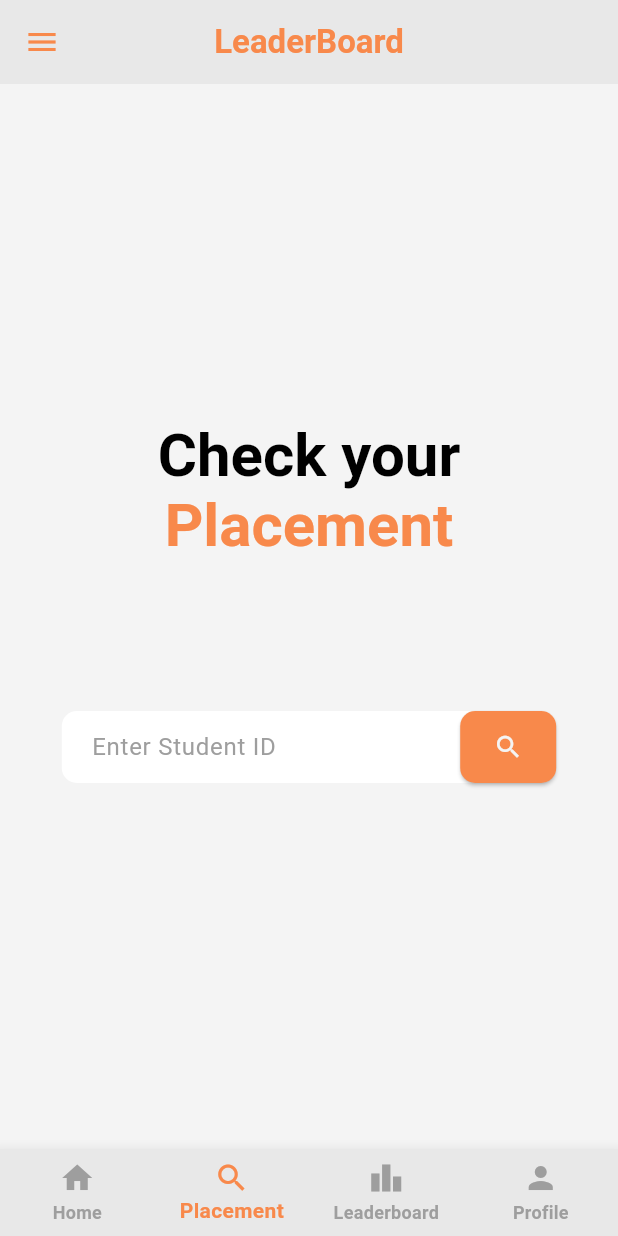
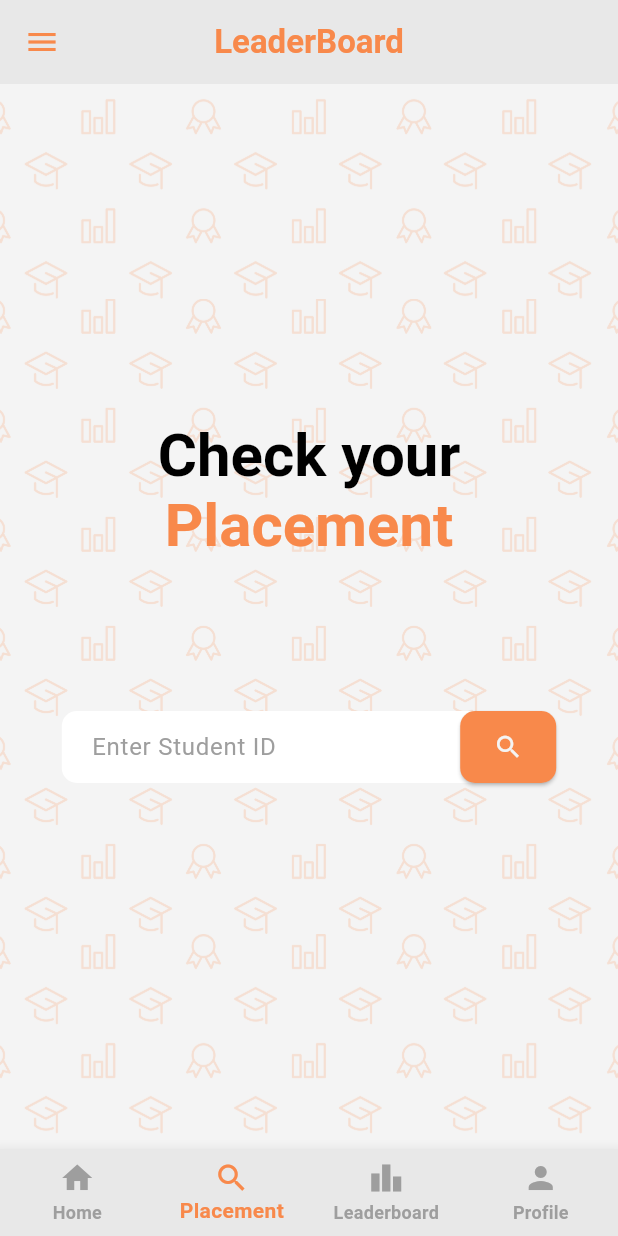
Before and after one commit to diyana-nikita705/MAD-LeaderBoard-App, a Flutter app: the screen it shows after launch, item 2 of the bottom bar chosen, in the side drawer, after a tap on the "search" icon, on a phone screen of 412 x 824 dp. Run offline on Flutter 3.47's test engine with Material 3 defaults, Android fonts, the phone set to English and light mode, and no system bars; our stand-ins replace cloud_firestore, firebase_auth, firebase_core, flutter_riverpod; accounts and stored records are empty; generated files the repository leaves out were written again.

Commit message:
added faculty access
- added background pattern
- added faculty features

```diff
--- a/lib/main.dart
+++ b/lib/main.dart
@@ -4,6 +4,7 @@ import 'package:leaderboard_app/screens/signin/sign_in.dart';
 import 'package:leaderboard_app/screens/wrapper.dart'; // Wrapper screen
 import 'package:firebase_core/firebase_core.dart';
 import 'firebase_options.dart';
+import 'package:leaderboard_app/screens/drawer/faculty.dart'; // Import FacultyScreen
 
 void main() async {
   WidgetsFlutterBinding.ensureInitialized(); // Ensure Flutter binding is initialized for async operations
@@ -30,6 +31,7 @@ class MyApp extends StatelessWidget {
       routes: {
         Wrapper.routeName: (context) => const Wrapper(), // Wrapper route
         '/signin': (context) => const SignIn(), // Sign-in route
+        '/faculty': (context) => const FacultyScreen(), // Faculty route
       },
     );
   }
--- a/lib/models/students.dart
+++ b/lib/models/students.dart
@@ -35,11 +35,54 @@ class Student {
       department: data['Department'] ?? '',
       batch: data['Batch'] ?? 0,
       section: data['Section'] ?? '',
-      result: (data['Result'] ?? 0.0).toDouble(),
+      result: _parseDouble(data['Result']), // Use helper method for conversion
       achievement: data['Achievement'] ?? 0,
       extracurricular: data['Extracurricular'] ?? 'No',
       coCurriculum: data['Co-curriculum'] ?? 'No',
       doc: doc,
+    );
+  }
+
+  // Helper method to safely parse a value to double
+  static double _parseDouble(dynamic value) {
+    if (value is double) {
+      return value;
+    } else if (value is int) {
+      return value.toDouble();
+    } else if (value is String) {
+      final parsedValue = double.tryParse(value);
+      if (parsedValue != null) {
+        return parsedValue;
+      } else {
+        return 0.0; // Default to 0.0 if parsing fails
+      }
+    }
+    return 0.0; // Default to 0.0 for unsupported types
+  }
+
+  Student copyWith({
+    String? id,
+    String? name,
+    String? department,
+    int? batch,
+    String? section,
+    double? result,
+    int? achievement,
+    String? extracurricular,
+    String? coCurriculum,
+    DocumentSnapshot? doc,
+  }) {
+    return Student(
+      id: id ?? this.id,
+      name: name ?? this.name,
+      department: department ?? this.department,
+      batch: batch ?? this.batch,
+      section: section ?? this.section,
+      result: result ?? this.result,
+      achievement: achievement ?? this.achievement,
+      extracurricular: extracurricular ?? this.extracurricular,
+      coCurriculum: coCurriculum ?? this.coCurriculum,
+      doc: doc ?? this.doc,
     );
   }
 }
@@ -56,11 +99,19 @@ class StudentService {
 
   // Fetch a single student by ID
   Future<Student?> fetchStudentById(String id) async {
+    try {
+      // Log the student ID
       final doc = await _firestore.collection('students').doc(id).get();
       if (doc.exists) {
+        // Log the fetched data
         return Student.fromFirestore(doc);
       }
-    throw Exception("Student not found");
+      // Log if student is not found
+      throw Exception("Student with ID $id not found");
+    } catch (e) {
+      // Log error and stack trace
+      throw Exception("Failed to fetch student data. Please try again later.");
+    }
   }
 
   // Fetch students with pagination and optional filters
@@ -71,6 +122,7 @@ class StudentService {
     int? batch,
     String? section,
   }) async {
+    try {
       Query query = _firestore
           .collection('students')
           .orderBy('Result', descending: true)
@@ -86,7 +138,12 @@ class StudentService {
       }
 
       final snapshot = await query.get();
+      // Log the number of students fetched
       return snapshot.docs.map((doc) => Student.fromFirestore(doc)).toList();
+    } catch (e) {
+      // Log error and stack trace
+      throw Exception("Failed to fetch students. Please try again later.");
+    }
   }
 }
 
--- a/lib/providers/auth_provider.dart
+++ b/lib/providers/auth_provider.dart
@@ -20,9 +20,16 @@ final authProvider = StreamProvider.autoDispose<Map<String, dynamic>?>((
           doc.exists && doc.data() != null
               ? doc.data()!['profileId'] as String?
               : null;
+
+      if (profileId == null || profileId.isEmpty) {
+      }
+
       return {
         'user': AppUser(uid: user.uid, email: user.email!),
-        'profileId': profileId,
+        'profileId':
+            profileId?.isNotEmpty == true
+                ? profileId
+                : null, // Ensure profileId is valid
       };
     }
     return null;
--- a/lib/screens/drawer/drawer.dart
+++ b/lib/screens/drawer/drawer.dart
@@ -5,6 +5,7 @@ import 'package:leaderboard_app/shared/colors.dart';
 import 'package:leaderboard_app/screens/drawer/about.dart';
 import 'package:leaderboard_app/screens/drawer/signinoptions.dart';
 import 'package:leaderboard_app/screens/drawer/loggedout.dart';
+import 'package:leaderboard_app/screens/drawer/faculty.dart';
 import 'package:leaderboard_app/services/auth_service.dart';
 import 'package:leaderboard_app/providers/auth_provider.dart';
 
@@ -42,6 +43,18 @@ class CustomDrawer extends ConsumerWidget {
                   context,
                   MaterialPageRoute(
                     builder: (context) => const SignInOptions(),
+                  ),
+                );
+              },
+            ),
+            _buildMenuItem(
+              icon: Icons.school,
+              text: 'Faculty',
+              onTap: () {
+                Navigator.push(
+                  context,
+                  MaterialPageRoute(
+                    builder: (context) => const FacultyScreen(),
                   ),
                 );
               },
--- a/lib/screens/home/home.dart
+++ b/lib/screens/home/home.dart
@@ -17,7 +17,19 @@ class Home extends ConsumerWidget {
 
     return Scaffold(
       backgroundColor: AppColors.primaryBgColor, // Set background color
-      body: Center(
+      body: Container(
+        decoration: const BoxDecoration(
+          image: DecorationImage(
+            image: AssetImage(
+              'assets/bg-pattern.png',
+            ), // Add background pattern
+            fit: BoxFit.none, // Make the pattern smaller
+            repeat: ImageRepeat.repeat, // Repeat the pattern
+            opacity: 0.2, // Increase transparency
+            scale: 3.0, // Scale down the pattern
+          ),
+        ),
+        child: Center(
           child: SingleChildScrollView(
             // Added SingleChildScrollView
             padding: const EdgeInsets.all(16.0), // Added padding
@@ -29,6 +41,7 @@ class Home extends ConsumerWidget {
                 const SizedBox(height: 100),
                 _buildActionButtons(context, authState),
               ],
+            ),
           ),
         ),
       ),
--- a/lib/screens/placement/placement.dart
+++ b/lib/screens/placement/placement.dart
@@ -18,6 +18,7 @@ class _PlacementState extends State<Placement> {
 
   void _searchStudent() async {
     final studentId = _studentIdController.text.trim();
+    // Log the student ID
     if (studentId.isEmpty) {
       setState(() {
         _error = "Please enter a valid Student ID.";
@@ -30,7 +31,7 @@ class _PlacementState extends State<Placement> {
     try {
       final studentDoc = await _studentService.fetchStudentById(studentId);
       if (studentDoc != null) {
-        // Fetch leaderboard data dynamically
+        // Log student details
         final leaderboard = await _studentService.fetchStudentsPaginated(100);
         final rank = leaderboard.indexWhere(
           (student) => student.id == studentId,
@@ -44,15 +45,17 @@ class _PlacementState extends State<Placement> {
           _error = null;
         });
       } else {
+        // Log if student is not found
         setState(() {
-          _error = "Student not found.";
+          _error = "Student not found. Please check the ID and try again.";
           _student = null;
           _rank = null;
         });
       }
     } catch (e) {
+      // Log error and stack trace
       setState(() {
-        _error = "Failed to fetch student details.";
+        _error = "An error occurred while fetching student data.";
         _student = null;
         _rank = null;
       });
@@ -63,7 +66,17 @@ class _PlacementState extends State<Placement> {
   Widget build(BuildContext context) {
     return Scaffold(
       backgroundColor: AppColors.primaryBgColor,
-      body: Center(
+      body: Container(
+        decoration: const BoxDecoration(
+          image: DecorationImage(
+            image: AssetImage('assets/bg-pattern.png'),
+            fit: BoxFit.none, // Do not stretch the pattern
+            repeat: ImageRepeat.repeat, // Repeat the pattern
+            opacity: 0.2, // Increase transparency
+            scale: 3.0, // Make the pattern smaller
+          ),
+        ),
+        child: Center(
           child: SingleChildScrollView(
             // Added SingleChildScrollView
             padding: const EdgeInsets.all(16.0), // Added padding
@@ -209,6 +222,7 @@ class _PlacementState extends State<Placement> {
             ),
           ),
         ),
+      ),
     );
   }
 }
--- a/lib/screens/wrapper.dart
+++ b/lib/screens/wrapper.dart
@@ -58,7 +58,19 @@ class _WrapperState extends State<Wrapper> {
       backgroundColor: AppColors.primaryBgColor,
       appBar: const CustomAppBar(),
       drawer: const CustomDrawer(),
-      body: _buildScreens()[_currentItem],
+      body: Container(
+        decoration: const BoxDecoration(
+          image: DecorationImage(
+            image: AssetImage('assets/bg-pattern.png'),
+            fit: BoxFit.none, // Do not stretch the pattern
+            repeat: ImageRepeat.repeat, // Repeat the pattern
+            opacity: 0.2, // Increase transparency
+            scale:
+                3.0, // Make the pattern smaller (higher value = smaller pattern)
+          ),
+        ),
+        child: _buildScreens()[_currentItem],
+      ),
       bottomNavigationBar: CustomBottomNavBar(
         currentItem: _currentItem,
         onTap: navigateTo,
--- a/pubspec.yaml
+++ b/pubspec.yaml
@@ -63,6 +63,8 @@ flutter:
   # To add assets to your application, add an assets section, like this:
   assets:
     - assets/profile.png
+    - assets/bg-pattern.png # Ensure the background pattern is included
+
 
   # An image asset can refer to one or more resolution-specific "variants", see
   # https://flutter.dev/to/resolution-aware-images
```
Also changed, not shown: lib/screens/drawer/faculty.dart (added, +290 -0 lines), lib/screens/drawer/signinoptions.dart (+2 -8 lines), lib/screens/leaderboard/leaderboard.dart (+18 -3 lines), lib/screens/profile/profile.dart (+66 -32 lines), lib/screens/signin/signinfaculty.dart (deleted, +0 -43 lines), assets/bg-pattern.png (added). Lines whose indentation alone changed are shown as unchanged.
